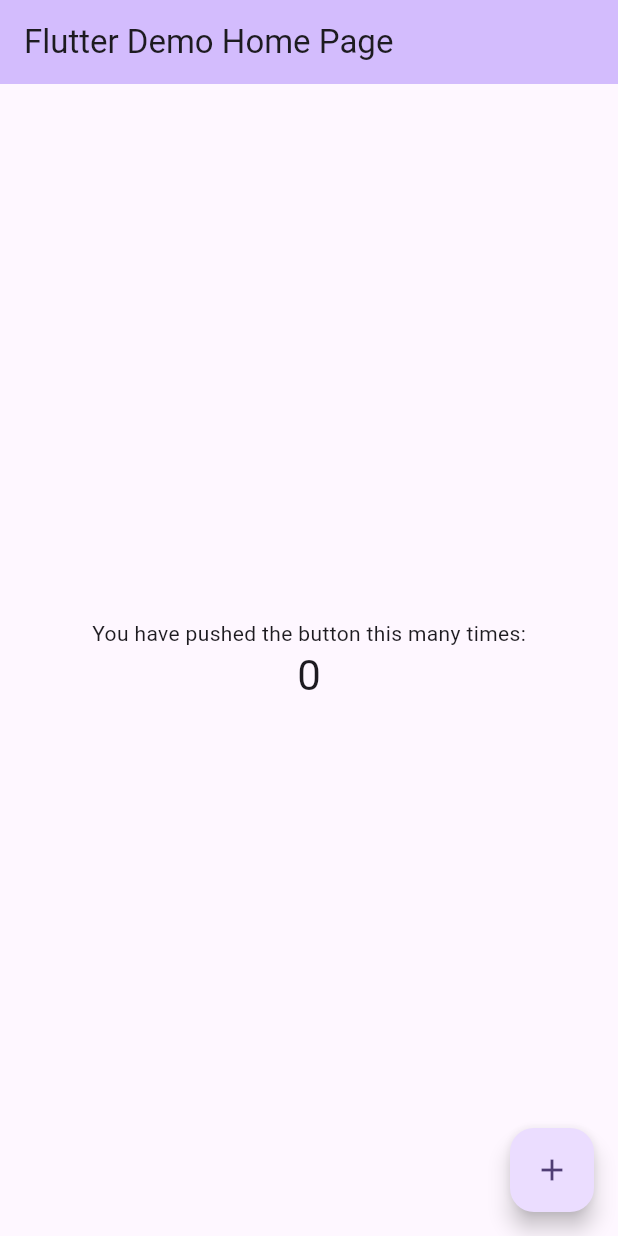
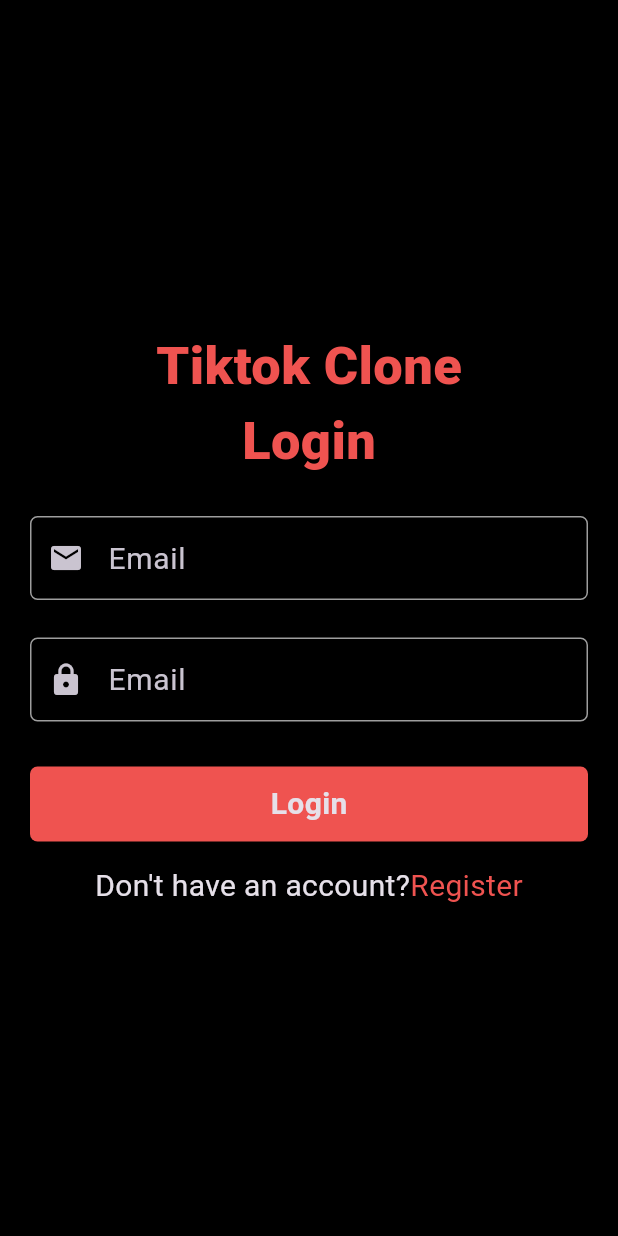
Before and after one commit to JustinCheeramattathil/tiktok_clone, a Flutter app: the screen it shows after launch, on a phone screen of 412 x 824 dp. Run offline on Flutter 3.47's test engine with Material 3 defaults, Android fonts, the phone set to English and light mode, and no system bars.

Commit message:
login ui completed

```diff
--- /dev/null
+++ b/lib/constants.dart
@@ -0,0 +1,6 @@
+//COLORS
+import 'package:flutter/material.dart';
+
+const backgroundColor = Colors.black;
+var buttonColor = Colors.red[400];
+const borderColor = Colors.grey;
--- a/lib/main.dart
+++ b/lib/main.dart
@@ -1,4 +1,6 @@
 import 'package:flutter/material.dart';
+import 'package:tiktok_clone/constants.dart';
+import 'package:tiktok_clone/views/screens/auth/login_screen.dart';
 
 void main() {
   runApp(const MyApp());
@@ -7,119 +9,15 @@ void main() {
 class MyApp extends StatelessWidget {
   const MyApp({super.key});
 
-  // This widget is the root of your application.
   @override
   Widget build(BuildContext context) {
     return MaterialApp(
-      title: 'Flutter Demo',
-      theme: ThemeData(
-        // This is the theme of your application.
-        //
-        // TRY THIS: Try running your application with "flutter run". You'll see
-        // the application has a purple toolbar. Then, without quitting the app,
-        // try changing the seedColor in the colorScheme below to Colors.green
-        // and then invoke "hot reload" (save your changes or press the "hot
-        // reload" button in a Flutter-supported IDE, or press "r" if you used
-        // the command line to start the app).
-        //
-        // Notice that the counter didn't reset back to zero; the application
-        // state is not lost during the reload. To reset the state, use hot
-        // restart instead.
-        //
-        // This works for code too, not just values: Most code changes can be
-        // tested with just a hot reload.
-        colorScheme: ColorScheme.fromSeed(seedColor: Colors.deepPurple),
-        useMaterial3: true,
+      debugShowCheckedModeBanner: false,
+      theme: ThemeData.dark().copyWith(
+        scaffoldBackgroundColor: backgroundColor,
       ),
-      home: const MyHomePage(title: 'Flutter Demo Home Page'),
+      title: 'Tiktok Clone',
+      home: LoginScreen(),
     );
   }
 }
-
-class MyHomePage extends StatefulWidget {
-  const MyHomePage({super.key, required this.title});
-
-  // This widget is the home page of your application. It is stateful, meaning
-  // that it has a State object (defined below) that contains fields that affect
-  // how it looks.
-
-  // This class is the configuration for the state. It holds the values (in this
-  // case the title) provided by the parent (in this case the App widget) and
-  // used by the build method of the State. Fields in a Widget subclass are
-  // always marked "final".
-
-  final String title;
-
-  @override
-  State<MyHomePage> createState() => _MyHomePageState();
-}
-
-class _MyHomePageState extends State<MyHomePage> {
-  int _counter = 0;
-
-  void _incrementCounter() {
-    setState(() {
-      // This call to setState tells the Flutter framework that something has
-      // changed in this State, which causes it to rerun the build method below
-      // so that the display can reflect the updated values. If we changed
-      // _counter without calling setState(), then the build method would not be
-      // called again, and so nothing would appear to happen.
-      _counter++;
-    });
-  }
-
-  @override
-  Widget build(BuildContext context) {
-    // This method is rerun every time setState is called, for instance as done
-    // by the _incrementCounter method above.
-    //
-    // The Flutter framework has been optimized to make rerunning build methods
-    // fast, so that you can just rebuild anything that needs updating rather
-    // than having to individually change instances of widgets.
-    return Scaffold(
-      appBar: AppBar(
-        // TRY THIS: Try changing the color here to a specific color (to
-        // Colors.amber, perhaps?) and trigger a hot reload to see the AppBar
-        // change color while the other colors stay the same.
-        backgroundColor: Theme.of(context).colorScheme.inversePrimary,
-        // Here we take the value from the MyHomePage object that was created by
-        // the App.build method, and use it to set our appbar title.
-        title: Text(widget.title),
-      ),
-      body: Center(
-        // Center is a layout widget. It takes a single child and positions it
-        // in the middle of the parent.
-        child: Column(
-          // Column is also a layout widget. It takes a list of children and
-          // arranges them vertically. By default, it sizes itself to fit its
-          // children horizontally, and tries to be as tall as its parent.
-          //
-          // Column has various properties to control how it sizes itself and
-          // how it positions its children. Here we use mainAxisAlignment to
-          // center the children vertically; the main axis here is the vertical
-          // axis because Columns are vertical (the cross axis would be
-          // horizontal).
-          //
-          // TRY THIS: Invoke "debug painting" (choose the "Toggle Debug Paint"
-          // action in the IDE, or press "p" in the console), to see the
-          // wireframe for each widget.
-          mainAxisAlignment: MainAxisAlignment.center,
-          children: <Widget>[
-            const Text(
-              'You have pushed the button this many times:',
-            ),
-            Text(
-              '$_counter',
-              style: Theme.of(context).textTheme.headlineMedium,
-            ),
-          ],
-        ),
-      ),
-      floatingActionButton: FloatingActionButton(
-        onPressed: _incrementCounter,
-        tooltip: 'Increment',
-        child: const Icon(Icons.add),
-      ), // This trailing comma makes auto-formatting nicer for build methods.
-    );
-  }
-}
--- /dev/null
+++ b/lib/views/screens/auth/login_screen.dart
@@ -0,0 +1,109 @@
+import 'package:flutter/material.dart';
+import 'package:tiktok_clone/constants.dart';
+import 'package:tiktok_clone/views/widgets/text_input_field.dart';
+
+class LoginScreen extends StatelessWidget {
+  LoginScreen({super.key});
+
+  final TextEditingController _emailController = TextEditingController();
+  final TextEditingController _passwordController = TextEditingController();
+
+  @override
+  Widget build(BuildContext context) {
+    return Scaffold(
+      body: Container(
+        alignment: Alignment.center,
+        child: Column(
+          mainAxisAlignment: MainAxisAlignment.center,
+          children: [
+            Text(
+              'Tiktok Clone',
+              style: TextStyle(
+                fontSize: 35,
+                color: buttonColor,
+                fontWeight: FontWeight.w900,
+              ),
+            ),
+            Text(
+              'Login',
+              style: TextStyle(
+                fontSize: 35,
+                color: buttonColor,
+                fontWeight: FontWeight.w900,
+              ),
+            ),
+            const SizedBox(
+              height: 25,
+            ),
+            Container(
+              width: MediaQuery.of(context).size.width,
+              margin: const EdgeInsets.symmetric(horizontal: 20),
+              child: TextInputField(
+                controller: _emailController,
+                labelText: 'Email',
+                icon: Icons.email,
+              ),
+            ),
+            const SizedBox(
+              height: 25,
+            ),
+            Container(
+              width: MediaQuery.of(context).size.width,
+              margin: const EdgeInsets.symmetric(horizontal: 20),
+              child: TextInputField(
+                controller: _passwordController,
+                labelText: 'Email',
+                icon: Icons.lock,
+              ),
+            ),
+            const SizedBox(
+              height: 30,
+            ),
+            Container(
+              width: MediaQuery.of(context).size.width - 40,
+              height: 50,
+              decoration: BoxDecoration(
+                color: buttonColor,
+                borderRadius: const BorderRadius.all(
+                  Radius.circular(5),
+                ),
+              ),
+              child: InkWell(
+                onTap: () {},
+                child: const Center(
+                    child: Text(
+                  'Login',
+                  style: TextStyle(fontSize: 20, fontWeight: FontWeight.w700),
+                )),
+              ),
+            ),
+            const SizedBox(
+              height: 15,
+            ),
+            Row(
+              mainAxisAlignment: MainAxisAlignment.center,
+              children: [
+                const Text(
+                  'Don\'t have an account?',
+                  style: TextStyle(
+                    fontSize: 20,
+                  ),
+                ),
+                InkWell(
+                  onTap: () {},
+                  child: Text(
+                    'Register',
+                    style: TextStyle(
+                      fontSize: 20,
+                      color: buttonColor,
+                    ),
+                  ),
+                )
+              ],
+            )
+          ],
+        ),
+      ),
+    );
+  }
+}
--- /dev/null
+++ b/lib/views/widgets/text_input_field.dart
@@ -0,0 +1,41 @@
+import 'package:flutter/material.dart';
+import 'package:tiktok_clone/constants.dart';
+
+class TextInputField extends StatelessWidget {
+  final TextEditingController controller;
+  final String labelText;
+  final bool isObscure;
+  final IconData icon;
+  const TextInputField({
+    super.key,
+    required this.controller,
+    required this.labelText,
+    this.isObscure=false,
+    required this.icon,
+  });
+
+  @override
+  Widget build(BuildContext context) {
+    return TextField(
+      controller: controller,
+      decoration: InputDecoration(
+        labelText: labelText,
+        prefixIcon: Icon(icon),
+        labelStyle: const TextStyle(
+          fontSize: 20,
+        ),
+        enabledBorder: OutlineInputBorder(
+            borderRadius: BorderRadius.circular(5),
+            borderSide: const BorderSide(
+              color: borderColor,
+            )),
+        focusedBorder: OutlineInputBorder(
+            borderRadius: BorderRadius.circular(5),
+            borderSide: const BorderSide(
+              color: borderColor,
+            )),
+      ),
+      obscureText: isObscure,
+    );
+  }
+}
```
